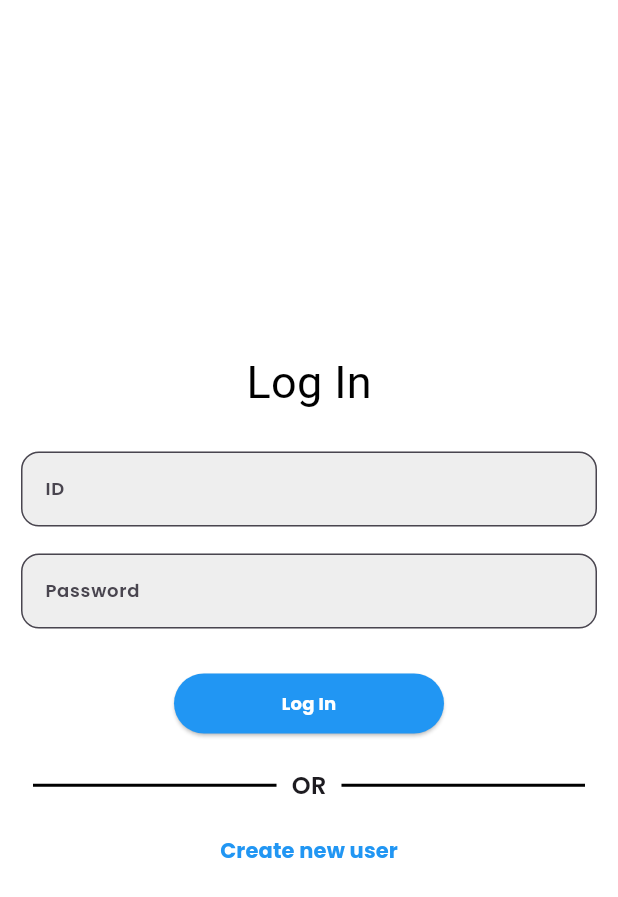
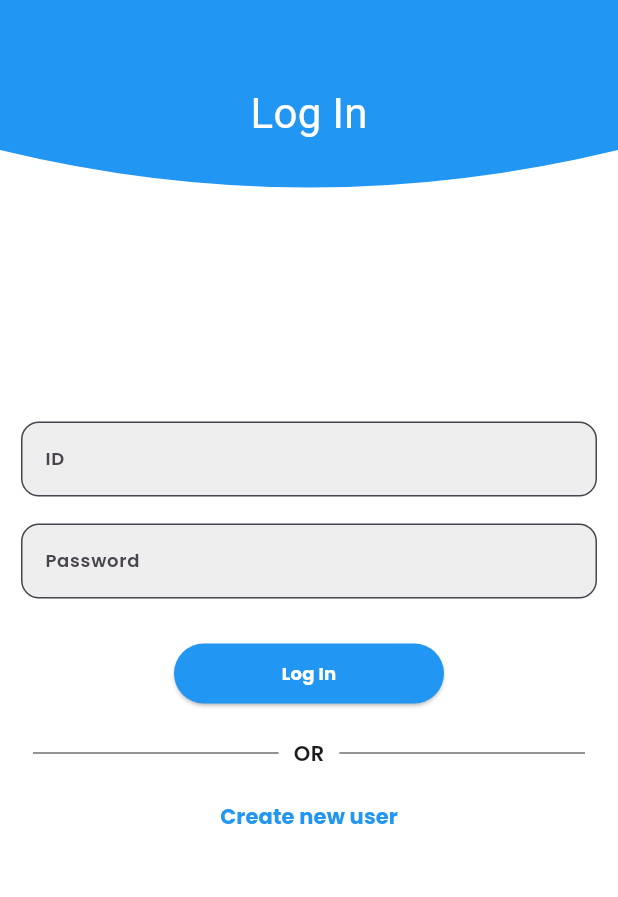
Before and after one commit to TushalKaklottar/fire_base, a Flutter app: the screen it shows after launch, on a phone screen of 412 x 824 dp. Shown: the top 897 px of the screen. Run offline on Flutter 3.47's test engine with Material 2 defaults, Android fonts, the phone set to English and light mode, and no system bars; our stand-ins replace cloud_firestore, firebase_core, get, get_storage, google_fonts, shared_preferences; accounts and stored records are empty; Roboto replaces fonts that are missing (Andika).

Commit message:
KT || 28/10/2023

```diff
--- /dev/null
+++ b/lib/component/background_clipper.dart
@@ -0,0 +1,17 @@
+import '../export_app.dart';
+
+class BackgroundClipper extends CustomClipper<Path> {
+  @override
+  Path getClip(Size size) {
+    final path = Path();
+    path.lineTo(0, size.height - 50);  // Adjust the curve position
+    path.quadraticBezierTo(size.width / 2, size.height, size.width, size.height - 50);  // Adjust the curve shape
+    path.lineTo(size.width, 0);
+    return path;
+  }
+
+  @override
+  bool shouldReclip(CustomClipper<Path> oldClipper) {
+    return false;
+  }
+}
--- a/lib/export_app.dart
+++ b/lib/export_app.dart
@@ -33,3 +33,6 @@ export 'package:fire_base/modals/fire_store_modal.dart';
 
 // firebase
 export 'firebase_options.dart';
+
+// component
+export '../../component/background_clipper.dart';
--- a/lib/utils/color.dart
+++ b/lib/utils/color.dart
@@ -6,5 +6,5 @@ class AppColor {
   static Color grey200 =Colors.grey.shade200;
   static Color white60 = Colors.white60;
   static Color blue = Colors.blue;
-  static const Color black3 = Color(0xFF000000);
+  static const Color black3 = Color(0xFF737070);
 }
--- a/lib/view/screen/login_page.dart
+++ b/lib/view/screen/login_page.dart
@@ -14,22 +14,37 @@ class LoginPage extends StatelessWidget {
     LoginFirstTimeCheck loginFirsTimeCheck = Get.put(LoginFirstTimeCheck());
     return Scaffold(
       backgroundColor: AppColor.white,
-      body: Padding(
-        padding: const EdgeInsets.all(14),
+      body: Stack(
+        children: [
+          ClipPath(
+            clipper: BackgroundClipper(),
+            child: Container(
+              color: AppColor.blue,
+              height: 150,
               child: Column(
                 mainAxisAlignment: MainAxisAlignment.center,
                 children: [
                   Row(
                     mainAxisAlignment: MainAxisAlignment.center,
                     children: [
-              Text("Log In",
+                      Text(
+                        "Log In",
                         style: GoogleFonts.andika(
-                color: AppColor.black,
-                  fontSize: 30
+                          color: AppColor.white,
+                          fontSize: 28,
                         ),
+                      ),
+                    ],
                   )
                 ],
               ),
+            ),
+          ),
+          Padding(
+            padding: const EdgeInsets.all(14),
+            child: Column(
+              mainAxisAlignment: MainAxisAlignment.center,
+              children: [
                 const SizedBox(height: 25),
                 Form(
                   key: formKey,
@@ -51,7 +66,6 @@ class LoginPage extends StatelessWidget {
                         onSaved: (newValue) {
                           id = newValue!;
                         },
-
                         decoration: InputDecoration(
                           enabled: true,
                           border: OutlineInputBorder(
@@ -65,8 +79,6 @@ class LoginPage extends StatelessWidget {
                               fontSize: 12
                           ),
                         ),
-
-
                         style: GoogleFonts.poppins(
                             fontSize: 12,
                             color: AppColor.black,
@@ -86,7 +98,6 @@ class LoginPage extends StatelessWidget {
                             return null;
                           }
                         },
-
                         decoration: InputDecoration(
                           enabled: true,
                           border: OutlineInputBorder(
@@ -100,7 +111,6 @@ class LoginPage extends StatelessWidget {
                               fontSize: 12
                           ),
                         ),
-
                         onSaved: (newValue) {
                           password = newValue!;
                         },
@@ -158,17 +168,6 @@ class LoginPage extends StatelessWidget {
                               Get.snackbar("Failed", "User Can't Axis..");
                             }
                           },
-
-
-                          // // if (
-                          // // formKey.currentState!.validate()) {
-                          // //   formKey.currentState!.save();
-                          // //   UserModal user = UserModal(int.parse(id!), password!);
-                          // //                 FireBaseHelper.fireBaseHelper.creteUser(userModal: user);
-                          // //                 Get.offNamed('/home',arguments: int.parse(id!));
-                          // //
-                          // // }
-
                           child: Text("Log In",
                             style: GoogleFonts.poppins(
                               fontWeight: FontWeight.bold,
@@ -185,25 +184,22 @@ class LoginPage extends StatelessWidget {
                           children: [
                             const Expanded(
                               child: Divider(
-                              height: 2,
-                              thickness: 2,
+                                thickness: 1,
                                 color: AppColor.black3,
                               ),
                             ),
-                          Padding(
-                            padding: const EdgeInsets.symmetric(horizontal: 10),
-                            child: Text(
+                            const SizedBox(width: 10),
+                            Text(
                               "OR",
                               style: GoogleFonts.poppins(
                                 fontWeight: FontWeight.w600,
-                                fontSize: 16,
+                                fontSize: 14,
                               ),
                             ),
-                          ),
+                            const SizedBox(width: 10),
                             const Expanded(
                               child: Divider(
-                              height: 2,
-                              thickness: 2,
+                                thickness: 1,
                                 color: AppColor.black3,
                               ),
                             ),
@@ -227,6 +223,8 @@ class LoginPage extends StatelessWidget {
               ],
             ),
           ),
+        ],
+      ),
     );
   }
 }
--- a/lib/view/screen/sign_in_page.dart
+++ b/lib/view/screen/sign_in_page.dart
@@ -111,7 +111,7 @@ class Sign_In extends StatelessWidget {
                         ),
                         style: GoogleFonts.poppins(
                             fontSize: 12,
-                            color: Colors.black,
+                            color: AppColor.black,
                             fontWeight: FontWeight.w600
                         ),
                       ),
```
Lines whose indentation alone changed are shown as unchanged.
